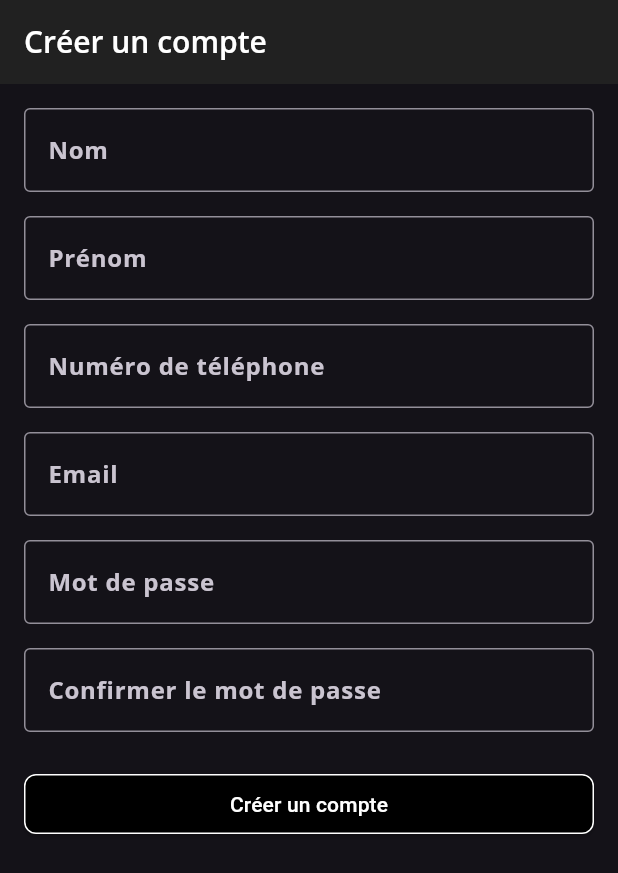
After one commit to Emir-de-la-moquette/SAE-Restaurant-Mobile, a Flutter app: the signupScreen screen opened by its route, on a phone screen of 412 x 824 dp. The commit adds this screen. Shown: the top 873 px of the screen. Run offline on Flutter 3.47's test engine with Material 3 defaults, Android fonts, the phone set to English and light mode, and no system bars; our stand-ins replace flutter_form_builder, flutter_map, flutter_rating_bar, form_builder_validators, geolocator, go_router and 7 more; accounts and stored records are empty.

Commit message:
creation compte base

```diff
--- a/lib/UI/home.dart
+++ b/lib/UI/home.dart
@@ -43,7 +43,7 @@ class _HomeState extends State<Home> {
               height: 24,
             ),
             const SizedBox(width: 8),
-            const Text('Paramètres'),
+            const Text('My little food'),
           ],
         ),
       ),
--- /dev/null
+++ b/lib/UI/signup.dart
@@ -0,0 +1,185 @@
+import 'package:flutter/material.dart';
+import 'package:go_router/go_router.dart';
+import 'home.dart';
+import 'mytheme.dart';
+import 'package:shared_preferences/shared_preferences.dart';
+import '../main.dart';
+import '../models/model.dart';
+
+class signupScreen extends StatefulWidget {
+  @override
+  _signupScreenState createState() => _signupScreenState();
+}
+
+class _signupScreenState extends State<signupScreen> {
+  final _formKey = GlobalKey<FormState>();
+
+  final TextEditingController _nomController = TextEditingController();
+  final TextEditingController _prenomController = TextEditingController();
+  final TextEditingController _telController = TextEditingController();
+  final TextEditingController _emailController = TextEditingController();
+  final TextEditingController _passwordController = TextEditingController();
+  final TextEditingController _confirmPasswordController =
+      TextEditingController();
+
+  void _signup(
+      String nom, String prenom, String tel, String mail, String mdp) async {
+    context.go('/connexion');
+    if (userExist(mail)) {
+        ScaffoldMessenger.of(context).showSnackBar(
+          SnackBar(content: Text("Compte existant")),
+        );
+    }
+  }
+
+  void refreshPref(int jours) async {
+    SharedPreferences prefs = await SharedPreferences.getInstance();
+    int expirationDate =
+        DateTime.now().add(Duration(days: jours)).millisecondsSinceEpoch;
+    await prefs.setInt('expiration', expirationDate);
+  }
+
+  @override
+  void initState() {
+    super.initState();
+  }
+
+  @override
+  Widget build(BuildContext context) {
+    return Scaffold(
+      appBar: AppBar(title: Text("Créer un compte")),
+      body: Padding(
+        padding: const EdgeInsets.all(16.0),
+        child: Form(
+          key: _formKey,
+          child: SingleChildScrollView(
+            child: Column(
+              crossAxisAlignment: CrossAxisAlignment.stretch,
+              children: [
+                // Nom
+                TextFormField(
+                  controller: _nomController,
+                  decoration: InputDecoration(
+                    labelText: "Nom",
+                    border: OutlineInputBorder(),
+                  ),
+                  validator: (value) {
+                    if (value == null || value.isEmpty) {
+                      return "Veuillez entrer votre nom";
+                    }
+                    return null;
+                  },
+                ),
+                SizedBox(height: 16),
+
+                // Prénom
+                TextFormField(
+                  controller: _prenomController,
+                  decoration: InputDecoration(
+                    labelText: "Prénom",
+                    border: OutlineInputBorder(),
+                  ),
+                  validator: (value) {
+                    if (value == null || value.isEmpty) {
+                      return "Veuillez entrer votre prénom";
+                    }
+                    return null;
+                  },
+                ),
+                SizedBox(height: 16),
+
+                // Téléphone
+                TextFormField(
+                  controller: _telController,
+                  keyboardType: TextInputType.phone,
+                  decoration: InputDecoration(
+                    labelText: "Numéro de téléphone",
+                    border: OutlineInputBorder(),
+                  ),
+                  validator: (value) {
+                    if (value == null || value.isEmpty) {
+                      return "Veuillez entrer votre numéro de téléphone";
+                    }
+                    if (!RegExp(r'^\+?\d{10,15}$').hasMatch(value)) {
+                      return "Numéro de téléphone invalide";
+                    }
+                    return null;
+                  },
+                ),
+                SizedBox(height: 16),
+
+                // Email
+                TextFormField(
+                  controller: _emailController,
+                  keyboardType: TextInputType.emailAddress,
+                  decoration: InputDecoration(
+                    labelText: "Email",
+                    border: OutlineInputBorder(),
+                  ),
+                  validator: (value) {
+                    if (value == null || value.isEmpty) {
+                      return "Veuillez entrer un email";
+                    }
+                    if (!RegExp(
+                            r"^[a-zA-Z0-9._%+-]+@[a-zA-Z0-9.-]+\.[a-zA-Z]{2,}$")
+                        .hasMatch(value)) {
+                      return "Email invalide";
+                    }
+                    return null;
+                  },
+                ),
+                SizedBox(height: 16),
+
+                // Mot de passe
+                TextFormField(
+                  controller: _passwordController,
+                  obscureText: true,
+                  decoration: InputDecoration(
+                    labelText: "Mot de passe",
+                    border: OutlineInputBorder(),
+                  ),
+                  validator: (value) {
+                    if (value == null || value.isEmpty) {
+                      return "Veuillez entrer un mot de passe";
+                    }
+                    if (value.length < 6) {
+                      return "Le mot de passe doit contenir au moins 6 caractères";
+                    }
+                    return null;
+                  },
+                ),
+                SizedBox(height: 16),
+
+                // Confirmation du mot de passe
+                TextFormField(
+                  controller: _confirmPasswordController,
+                  obscureText: true,
+                  decoration: InputDecoration(
+                    labelText: "Confirmer le mot de passe",
+                    border: OutlineInputBorder(),
+                  ),
+                  validator: (value) {
+                    if (value == null || value.isEmpty) {
+                      return "Veuillez confirmer votre mot de passe";
+                    }
+                    if (value != _passwordController.text) {
+                      return "Les mots de passe ne correspondent pas";
+                    }
+                    return null;
+                  },
+                ),
+                SizedBox(height: 24),
+
+                // Bouton de validation
+                ElevatedButton(
+                  onPressed: _signup,
+                  child: Text("Créer un compte"),
+                ),
+              ],
+            ),
+          ),
+        ),
+      ),
+    );
+  }
+}
--- a/lib/main.dart
+++ b/lib/main.dart
@@ -8,6 +8,7 @@ import 'package:td2/UI/home.dart';
 import 'package:td2/UI/liste_favori.dart';
 import 'package:td2/UI/mytheme.dart';
 import 'package:td2/UI/restaurant_ui.dart';
+import 'package:td2/UI/signup.dart';
 import 'package:td2/viewmodels/settingsviewmodels.dart';
 import 'package:td2/viewmodels/taskviewmodels.dart';
 import 'dart:async';
@@ -26,7 +27,7 @@ Future<void> main() async {
   WidgetsFlutterBinding.ensureInitialized();
   // Position position = await Geolocator.getCurrentPosition(desiredAccuracy: LocationAccuracy.high);
 
-  if(kIsWeb){
+  if (kIsWeb) {
     databaseFactory = databaseFactoryFfiWeb;
   }
 
@@ -53,6 +54,11 @@ class MyApp extends StatelessWidget {
         name: 'connexion',
         path: '/connexion',
         builder: (context, state) => LoginScreen(),
+      ),
+      GoRoute(
+        name: 'creercompte',
+        path: '/signup',
+        builder: (context, state) => signupScreen(),
       ),
       ShellRoute(
         builder: (context, state, child) {
--- a/lib/models/model.dart
+++ b/lib/models/model.dart
@@ -12,7 +12,7 @@ List<User> users = [
   User(email: "pouler@pouler.fr", password: "roti"),
 ];
 
-bool userExist(String email, String password) {
+bool userValid(String email, String password) {
   for (var user in users) {
     if (user.email == email && user.password == password) {
       return true;
@@ -20,3 +20,17 @@ bool userExist(String email, String password) {
   }
   return false;
 }
+
+bool userExist(String email) {
+  for (var user in users) {
+    if (user.email == email) {
+      return true;
+    }
+  }
+  return false;
+}
+
+bool inscription(
+    String nom, String prenom, String tel, String mail, String mdp) {
+  return true;
+}
```
Also changed, not shown: lib/UI/connect.dart (+15 -1 lines).
